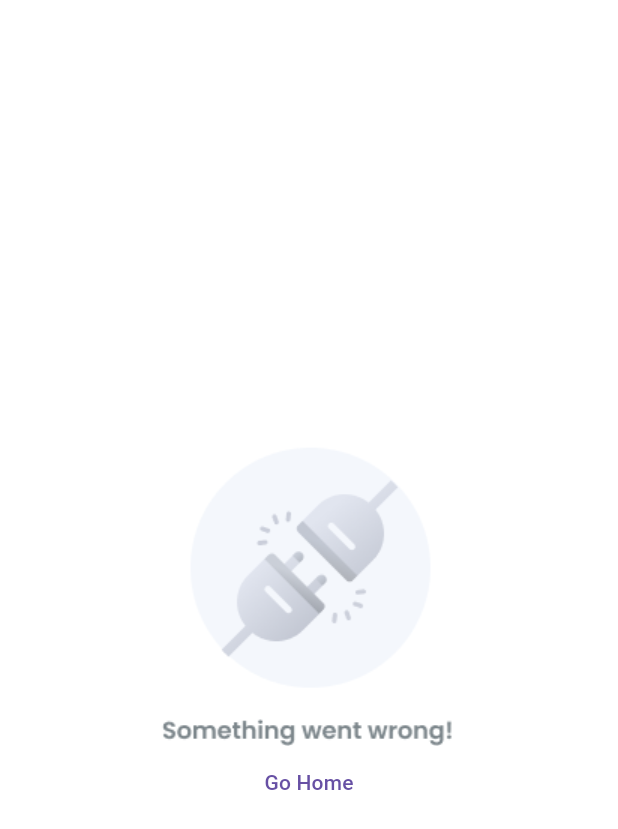
After one commit to CriandoGames/loja, a Flutter app: the Wrong screen opened by its route, on a phone screen of 412 x 824 dp. The commit adds this screen. Shown: the top 829 px of the screen. Run offline on Flutter 3.47's test engine with Material 3 defaults, Android fonts, the phone set to English and light mode, and no system bars; our stand-ins replace connectivity_plus, dio, get_it, go_router, shared_preferences; accounts and stored records are empty; network calls fail.

Commit message:
Add connectivity check and error handling in HomeStore; introduce Wrong page for error display

```diff
--- a/lib/core/shared/image_path.dart
+++ b/lib/core/shared/image_path.dart
@@ -9,7 +9,7 @@ class ImagePath {
     return 'assets/images/empty.png';
   }
 
-  static String homeLoadingImage() {
+  static String wrongImage() {
     return 'assets/images/wrong.png';
   }
 }
--- a/lib/core/shared/routes.dart
+++ b/lib/core/shared/routes.dart
@@ -1,5 +1,6 @@
 import 'package:flutter/material.dart';
 import 'package:go_router/go_router.dart';
+import 'package:loja/features/Error/wrong.dart';
 import 'package:loja/features/home_store/home_store.dart';
 import 'package:loja/features/home_store/home_store_details.dart';
 import 'package:loja/infra/model/product_model.dart';
@@ -25,19 +26,14 @@ class Routes {
               return HomeStoreDetails(product: state.extra as ProductModel);
             },
           ),
+          GoRoute(
+            path: 'wrong',
+            builder: (BuildContext context, GoRouterState state) {
+              return const Wrong();
+            },
+          ),
         ],
       ),
-      GoRoute(
-        path: 'wrong',
-        builder: (BuildContext context, GoRouterState state) {
-          return const Scaffold(
-            body: Center(
-              child: Text('404 - Not Found'),
-            ),
-          );
-        },
-      ),
-
     ],
   );
 }
--- /dev/null
+++ b/lib/features/Error/wrong.dart
@@ -0,0 +1,27 @@
+import 'package:flutter/material.dart';
+import 'package:loja/core/shared/image_path.dart';
+
+class Wrong extends StatelessWidget {
+  const Wrong({super.key});
+
+  @override
+  Widget build(BuildContext context) {
+    return Scaffold(
+      body: Column(
+        crossAxisAlignment: CrossAxisAlignment.center,
+        mainAxisAlignment: MainAxisAlignment.center,
+        children: [
+          Center(
+            child: Image.asset(ImagePath.wrongImage()),
+          ),
+          TextButton(
+            onPressed: () {
+              Navigator.of(context).pop();
+            },
+            child: const Text('Go Home'),
+          ),
+        ],
+      ),
+    );
+  }
+}
--- a/lib/features/home_store/home_store_binding.dart
+++ b/lib/features/home_store/home_store_binding.dart
@@ -10,9 +10,8 @@ import 'package:loja/infra/repository/home_store_repository_impl.dart';
 void setupHomeStoreBinding() {
   injector.registerFactory<IHomeStoreDataSource>(
       () => HomeStoreDataSourceImpl(httpService: injector.get<IHttpService>()));
-  injector.registerLazySingleton<IHomeStoreRepository>(() =>
-      HomeStoreRepositoryImpl(
-          dataSource: injector.get<IHomeStoreDataSource>()));
+  injector.registerFactory<IHomeStoreRepository>(() => HomeStoreRepositoryImpl(
+      dataSource: injector.get<IHomeStoreDataSource>()));
 
   injector.registerFactory<HomeStoreController>(() => HomeStoreController(
       dataSource: injector.get<IHomeStoreRepository>(),
--- a/lib/features/home_store/home_store_controller.dart
+++ b/lib/features/home_store/home_store_controller.dart
@@ -2,6 +2,7 @@ import 'dart:async';
 import 'dart:convert';
 
 import 'package:flutter/material.dart';
+import 'package:loja/core/shared/is_connection.dart';
 import 'package:loja/domain/repositories/home_store_repository.dart';
 import 'package:loja/domain/services/shared_preferences_service.dart';
 import 'package:loja/features/home_store/states/home_store_state.dart';
@@ -48,6 +49,8 @@ class HomeStoreController extends ValueNotifier<HomeStoreState> {
     return favoriteIds.contains(productId);
   }
 
+  bool isConnected() => IsConnection().isConnected;
+
   Future<void> _saveFavorites() async {
     final jsonString = jsonEncode(favoriteIds);
     await _sharedPreferencesService.saveData<String>('favorites', jsonString);
@@ -71,7 +74,7 @@ class HomeStoreController extends ValueNotifier<HomeStoreState> {
     final result = await _dataSource.fetchAll();
 
     if (result.isEmpty) {
-      value = HomeStoreStateError("");
+      value = HomeStoreStateEmpty();
     } else {
       filteredProducts = result;
       _allProducts = filteredProducts;
--- a/lib/features/home_store/states/home_store_state.dart
+++ b/lib/features/home_store/states/home_store_state.dart
@@ -17,9 +17,3 @@ class HomeStoreStateSeachSuccess extends HomeStoreState {
 
   HomeStoreStateSeachSuccess(this.products);
 }
-
-class HomeStoreStateError extends HomeStoreState {
-  final String message;
-
-  HomeStoreStateError(this.message);
-}
--- a/pubspec.yaml
+++ b/pubspec.yaml
@@ -19,6 +19,7 @@ dependencies:
   go_router: ^14.3.0
   get_it: ^8.0.2
   shared_preferences: ^2.3.2
+  connectivity_plus: ^3.0.3
 
 dev_dependencies:
   flutter_test:
```
Also changed, not shown: lib/core/shared/is_connection.dart (added, +27 -0 lines), lib/features/home_store/home_store.dart (+8 -7 lines), pubspec.lock.
